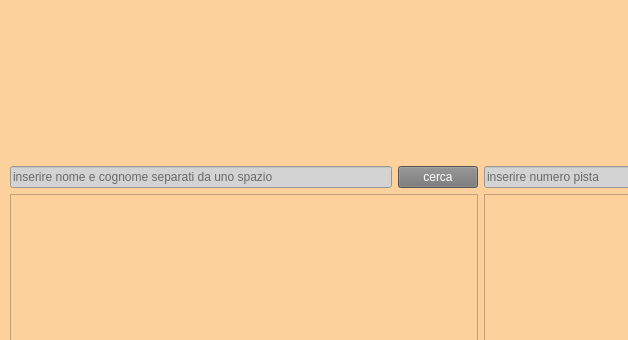
Before: the Qt Designer form Partita/view/gestionePartite.ui in ManuelMarrone/GestioneBowling, drawn with Qt 5; both pictures show x 0 to 628 and y 0 to 340 of the 800 by 750 pixel window.
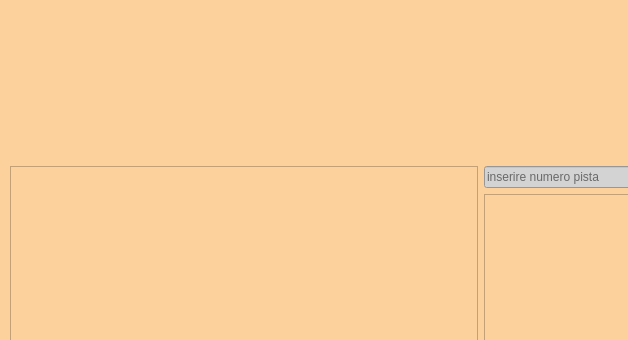
After: the same form once the commit is applied. Icons and pictures are not drawn.

Commit message: ricerca clienti, ricevuta per partite e calcola importi

What changed in the file:
```diff
--- a/Partita/view/gestionePartite.ui
+++ b/Partita/view/gestionePartite.ui
@@ -72,40 +72,7 @@
       <item>
        <layout class="QVBoxLayout" name="verticalLayout">
         <item>
-         <layout class="QHBoxLayout" name="horizontalLayout_3">
-          <item>
-           <widget class="QLineEdit" name="ricercaText">
-            <property name="enabled">
-             <bool>true</bool>
-            </property>
-            <property name="styleSheet">
-             <string notr="true">background: lightgrey</string>
-            </property>
-            <property name="inputMask">
-             <string/>
-            </property>
-            <property name="text">
-             <string/>
-            </property>
-            <property name="frame">
-             <bool>true</bool>
-            </property>
-            <property name="placeholderText">
-             <string>inserire nome e cognome separati da uno spazio</string>
-            </property>
-           </widget>
-          </item>
-          <item>
-           <widget class="QPushButton" name="cercaButton">
-            <property name="styleSheet">
-             <string notr="true">color: white;  background-color: #757575</string>
-            </property>
-            <property name="text">
-             <string>cerca</string>
-            </property>
-           </widget>
-          </item>
-         </layout>
+         <layout class="QHBoxLayout" name="horizontalLayout_3"/>
         </item>
         <item>
          <widget class="QListWidget" name="clientiList"/>
```
The commit also changes 24 other files.
